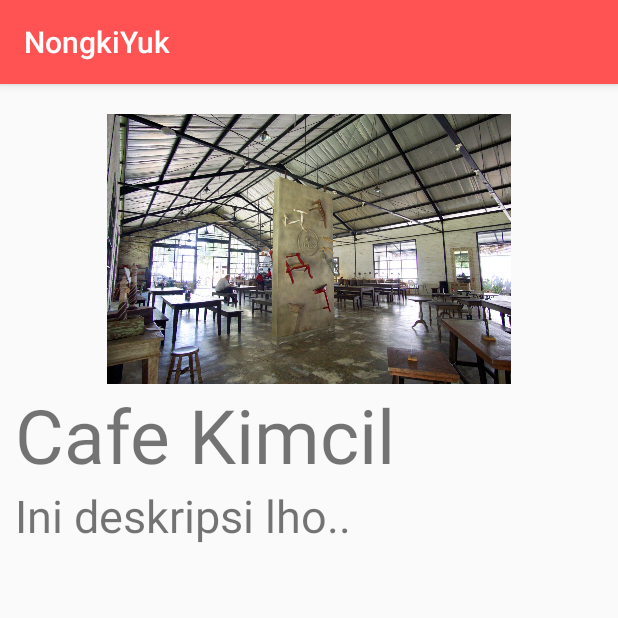
After one commit to nongkiyuk/android, an Android app: the PlaceDetail screen opened directly, with no data from a screen before it, on a phone screen of 412 x 824 dp, the top half of it. The commit adds this screen. Run offline under Robolectric (Android 15) with nearby library versions, the phone set to English and light mode, and no system bars; 1 statement that could not run was skipped.

Commit message:
update intent place detail

```diff
--- a/app/src/main/AndroidManifest.xml
+++ b/app/src/main/AndroidManifest.xml
@@ -4,7 +4,7 @@
     package="com.nongkiyuk.nongkiyuk">
 
     <uses-permission android:name="android.permission.INTERNET" />
-    <uses-permission android:name="com.google.android.c2dm.permission.RECEIVE"/>
+    <uses-permission android:name="com.google.android.c2dm.permission.RECEIVE" />
     <uses-permission android:name="android.permission.WAKE_LOCK" />
 
     <application
@@ -14,7 +14,6 @@
         android:roundIcon="@mipmap/ic_launcher_nongkiyuk_round"
         android:supportsRtl="true"
         android:theme="@style/AppTheme">
-
         <meta-data
             android:name="com.google.firebase.messaging.default_notification_icon"
             android:resource="@drawable/nongkiyuk_logo" />
@@ -23,7 +22,7 @@
             android:resource="@color/colorAccent" />
         <meta-data
             android:name="com.google.firebase.messaging.default_notification_channel_id"
-            android:value="@string/default_notification_channel_id"/>
+            android:value="@string/default_notification_channel_id" />
 
         <activity
             android:name=".activities.Main.MainActivity"
@@ -46,7 +45,8 @@
                 <action android:name="com.google.firebase.INSTANCE_ID_EVENT" />
             </intent-filter>
         </service>
-        <service android:name=".network.FirebaseMessagingClientService"
+        <service
+            android:name=".network.FirebaseMessagingClientService"
             android:enabled="true"
             android:exported="true">
             <intent-filter>
@@ -54,6 +54,7 @@
             </intent-filter>
         </service>
 
+        <activity android:name=".activities.Home.PlaceDetail"></activity>
     </application>
 
 </manifest>
--- a/app/src/main/java/com/nongkiyuk/nongkiyuk/activities/Home/HomeFragment.java
+++ b/app/src/main/java/com/nongkiyuk/nongkiyuk/activities/Home/HomeFragment.java
@@ -42,6 +42,20 @@ public class HomeFragment extends Fragment {
 //        ((AppCompatActivity) getActivity()).getSupportActionBar().show();
         GridView gridView = (GridView)rootView.findViewById(R.id.tv_home);
         gridView.setAdapter(new MyAdapter(getContext()));
+
+        gridView.setOnItemClickListener(new AdapterView.OnItemClickListener() {
+            @Override
+            public void onItemClick(AdapterView<?> adapterView, View view, int i, long id) {
+                Intent intent = new Intent(getContext(), PlaceDetail.class);
+                // Show the item position using toast
+               /* Toast.makeText(MainActivity.this, "Position " + i,
+                        Toast.LENGTH_SHORT).show();*/
+
+                // Send captured position to ViewImage.java
+                intent.putExtra("id", i);
+                startActivity(intent);
+            }
+        });
 
         return rootView;
     }
@@ -101,7 +115,7 @@ public class HomeFragment extends Fragment {
                 v = inflater.inflate(R.layout.item_place, viewGroup, false);
                 v.setTag(R.id.coverImg, v.findViewById(R.id.coverImg));
                 v.setTag(R.id.text, v.findViewById(R.id.name));
-                /*v.setTag(R.id.desc, v.findViewById(R.id.desc));*/
+                v.setTag(R.id.desc, v.findViewById(R.id.desc));
             }
 
             picture = (ImageView)v.getTag(R.id.coverImg);
--- /dev/null
+++ b/app/src/main/java/com/nongkiyuk/nongkiyuk/activities/Home/PlaceDetail.java
@@ -0,0 +1,34 @@
+package com.nongkiyuk.nongkiyuk.activities.Home;
+
+import android.content.Intent;
+import android.support.v7.app.AppCompatActivity;
+import android.os.Bundle;
+import android.widget.ImageView;
+import android.widget.TextView;
+
+import com.nongkiyuk.nongkiyuk.R;
+
+public class PlaceDetail extends AppCompatActivity {
+
+    @Override
+    public void onCreate(Bundle savedInstanceState) {
+        super.onCreate(savedInstanceState);
+        setContentView(R.layout.activity_place_detail);
+
+        /*ViewPager mViewPager = (ViewPager) findViewById(R.id.picture);
+        ImageSlider adapterView = new ImageSlider(this);
+        mViewPager.setAdapter(adapterView);*/
+
+        Intent intent = getIntent();
+
+        int i = intent.getExtras().getInt("id");
+        HomeFragment.MyAdapter myAdapter = new HomeFragment.MyAdapter(this);
+
+        ImageView picture = (ImageView) findViewById(R.id.coverImg);
+        TextView name = (TextView) findViewById(R.id.name);
+        TextView desc = (TextView) findViewById(R.id.desc);
+        picture.setImageResource(myAdapter.items.get(i).drawableId);
+        name.setText(HomeFragment.MyAdapter.items.get(i).name);
+        desc.setText(HomeFragment.MyAdapter.items.get(i).desc);
+    }
+}
--- /dev/null
+++ b/app/src/main/res/layout/activity_place_detail.xml
@@ -0,0 +1,39 @@
+<?xml version="1.0" encoding="utf-8"?>
+<RelativeLayout xmlns:android="http://schemas.android.com/apk/res/android"
+    android:layout_width="match_parent"
+    android:layout_height="match_parent"
+    xmlns:tools="http://schemas.android.com/tools"
+    tools:context=".activities.Home.PlaceDetail">
+
+    <ImageView
+        android:id="@+id/coverImg"
+        android:layout_width="match_parent"
+        android:layout_height="200dp"
+        android:layout_gravity="center_horizontal"
+        android:paddingTop="20dp"/>
+
+    <TextView
+        android:layout_width="match_parent"
+        android:layout_height="wrap_content"
+        android:id="@+id/name"
+        android:layout_below="@+id/coverImg"
+        android:layout_alignParentStart="true"
+        android:layout_gravity="center_vertical"
+        android:paddingLeft="10dp"
+        android:paddingRight="10dp"
+        android:textSize="50dp"/>
+
+    <TextView
+        android:layout_width="match_parent"
+        android:layout_height="wrap_content"
+        android:id="@+id/desc"
+        android:layout_alignParentStart="true"
+        android:layout_alignParentBottom="true"
+        android:layout_marginBottom="142dp"
+        android:layout_below="@id/name"
+        android:paddingLeft="10dp"
+        android:paddingRight="10dp"
+        android:paddingBottom="10dp"
+        android:textSize="30dp" />
+
+</RelativeLayout>
```
